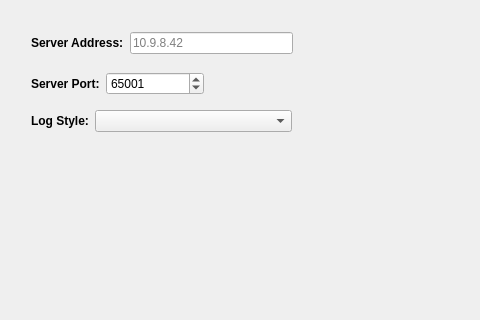
Above: prefsdialog.ui from jeremyncapps1821/SystemsChangeLog before the change; both pictures show x 0 to 480 and y 0 to 320 of the 662 by 433 pixel window. Below: the same form after it.
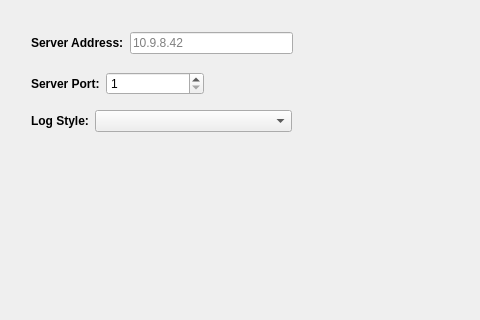
That is the form after the change.

The edit to the form file:
```diff
--- a/prefsdialog.ui
+++ b/prefsdialog.ui
@@ -29,7 +29,7 @@
     <set>QDialogButtonBox::Cancel|QDialogButtonBox::Ok</set>
    </property>
   </widget>
-  <widget class="QWidget" name="">
+  <widget class="QWidget" name="layoutWidget">
    <property name="geometry">
     <rect>
      <x>31</x>
@@ -54,6 +54,9 @@
     </item>
     <item row="0" column="1">
      <widget class="QSpinBox" name="serverPortSpinBox">
+      <property name="specialValueText">
+       <string/>
+      </property>
       <property name="minimum">
        <number>1</number>
       </property>
@@ -61,13 +64,13 @@
        <number>65535</number>
       </property>
       <property name="value">
-       <number>65001</number>
+       <number>1</number>
       </property>
      </widget>
     </item>
    </layout>
   </widget>
-  <widget class="QWidget" name="">
+  <widget class="QWidget" name="layoutWidget">
    <property name="geometry">
     <rect>
      <x>31</x>
@@ -102,7 +105,7 @@
     </item>
    </layout>
   </widget>
-  <widget class="QWidget" name="">
+  <widget class="QWidget" name="layoutWidget">
    <property name="geometry">
     <rect>
      <x>31</x>
```
